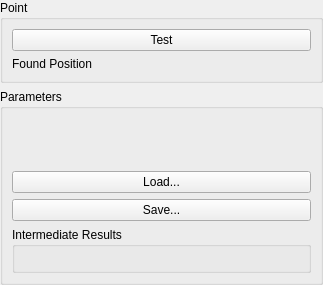
This is Include/iqtipr/CValueSupplierGuiComp.ui in ImagingTools/IAcf as Qt 5 draws it before an edit. The edited form follows.
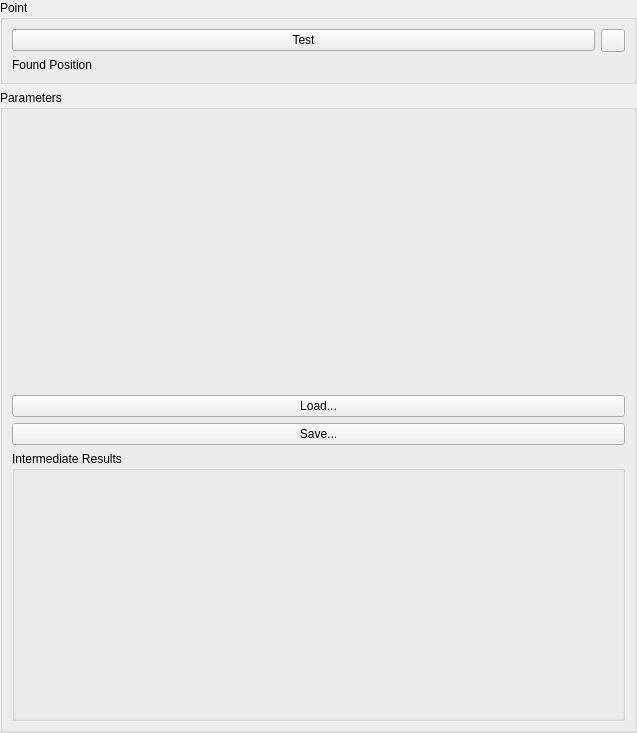
This is the edited form. Icons and pictures are not drawn.

```diff
--- a/Include/iqtipr/CValueSupplierGuiComp.ui
+++ b/Include/iqtipr/CValueSupplierGuiComp.ui
@@ -6,14 +6,14 @@
    <rect>
     <x>0</x>
     <y>0</y>
-    <width>323</width>
-    <height>285</height>
+    <width>637</width>
+    <height>733</height>
    </rect>
   </property>
   <property name="windowTitle">
    <string>Form</string>
   </property>
-  <layout class="QVBoxLayout">
+  <layout class="QVBoxLayout" name="verticalLayout_3">
    <property name="margin">
     <number>0</number>
    </property>
@@ -28,7 +28,15 @@
      <property name="title">
       <string>Point</string>
      </property>
-     <layout class="QVBoxLayout">
+     <layout class="QVBoxLayout" name="verticalLayout_2">
+      <property name="spacing">
+       <number>6</number>
+      </property>
+      <property name="margin">
+       <number>9</number>
+      </property>
+      <item>
+       <layout class="QHBoxLayout" name="horizontalLayout">
       <item>
        <widget class="QPushButton" name="TestButton">
         <property name="sizePolicy">
@@ -41,6 +49,28 @@
          <string>Test</string>
         </property>
        </widget>
+        </item>
+        <item>
+         <widget class="QToolButton" name="AutoUpdateButton">
+          <property name="sizePolicy">
+           <sizepolicy hsizetype="Fixed" vsizetype="Minimum">
+            <horstretch>0</horstretch>
+            <verstretch>0</verstretch>
+           </sizepolicy>
+          </property>
+          <property name="text">
+           <string/>
+          </property>
+          <property name="icon">
+           <iconset>
+            <normaloff>:/Icons/AutoUpdate.svg</normaloff>:/Icons/AutoUpdate.svg</iconset>
+          </property>
+          <property name="checkable">
+           <bool>true</bool>
+          </property>
+         </widget>
+        </item>
+       </layout>
       </item>
       <item>
        <widget class="QFrame" name="ImageParamsLabel">
```
Lines whose indentation alone changed are shown as unchanged.
